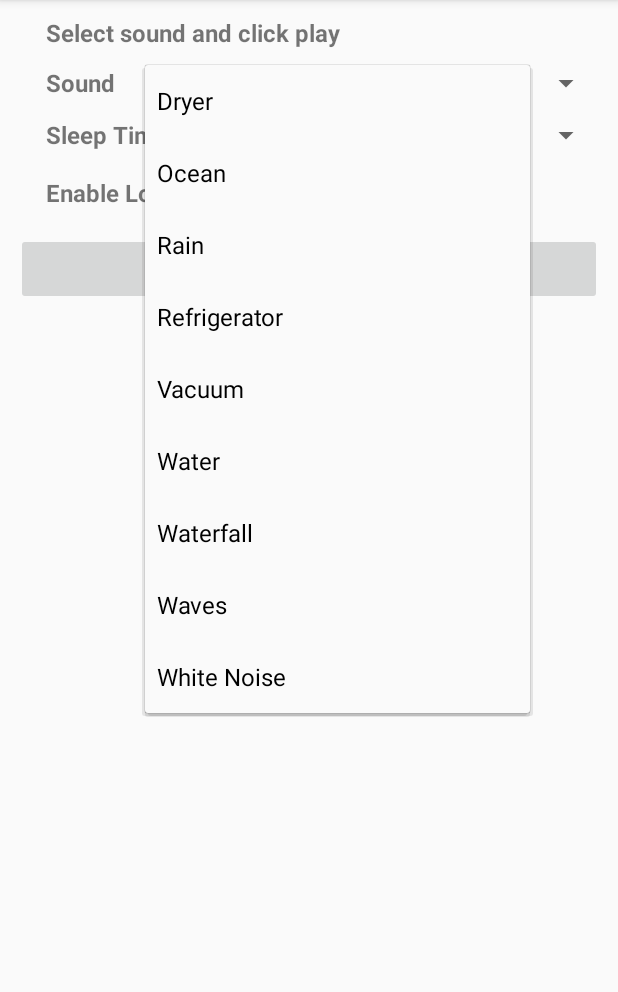
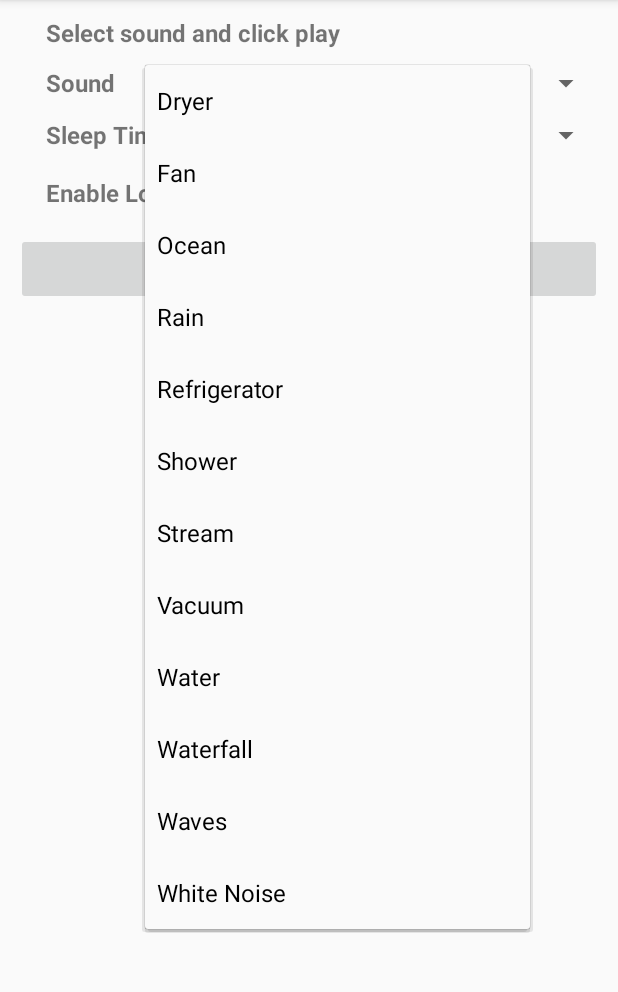
Before and after one commit to brarcher/baby-sleep-sounds, an Android app: the screen it shows after launch (MainActivity), after a tap on "Dryer", on a phone screen of 412 x 824 dp, the part 84-1076 px from its top. Run offline under Robolectric (Android 15) with nearby library versions, the phone set to English and light mode, and no system bars; libraries missing offline, so code that uses them is left out: com.github.hiteshsondhi88.libffmpeg; 2 statements that could not run were skipped.

Commit message:
Add new water sounds and a fan sound

```diff
--- a/app/src/main/java/protect/babysleepsounds/MainActivity.java
+++ b/app/src/main/java/protect/babysleepsounds/MainActivity.java
@@ -74,9 +74,12 @@ public class MainActivity extends AppCompatActivity
         // mp3 file, 128kbps, stereo
         _soundMap = ImmutableMap.<String, Integer>builder()
             .put(getResources().getString(R.string.dryer), R.raw.dryer)
+            .put(getResources().getString(R.string.fan), R.raw.fan)
             .put(getResources().getString(R.string.ocean), R.raw.ocean)
             .put(getResources().getString(R.string.rain), R.raw.rain)
             .put(getResources().getString(R.string.refrigerator), R.raw.refrigerator)
+            .put(getResources().getString(R.string.shower), R.raw.shower)
+            .put(getResources().getString(R.string.stream), R.raw.stream)
             .put(getResources().getString(R.string.vacuum), R.raw.vacuum)
             .put(getResources().getString(R.string.water), R.raw.water)
             .put(getResources().getString(R.string.waterfall), R.raw.waterfall)
--- a/app/src/main/res/values/strings.xml
+++ b/app/src/main/res/values/strings.xml
@@ -20,9 +20,12 @@
     <string name="time_8hour">8 Hours</string>
 
     <string name="dryer">Dryer</string>
+    <string name="fan">Fan</string>
     <string name="ocean">Ocean</string>
     <string name="rain">Rain</string>
     <string name="refrigerator">Refrigerator</string>
+    <string name="shower">Shower</string>
+    <string name="stream">Stream</string>
     <string name="vacuum">Vacuum</string>
     <string name="water">Water</string>
     <string name="waterfall">Waterfall</string>
```
Also changed, not shown: 4 other files.
